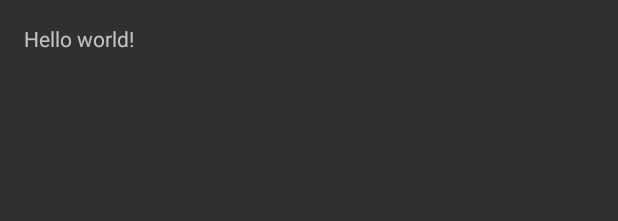
After one commit to Bernix01/TOA.android, an Android app: the layout activity_edit_profile.xml on its own in the app's theme, with its tools: preview values and no code run, on a phone screen of 412 x 824 dp. The commit adds this screen. Shown: the top 221 px of the screen. Run offline under Robolectric (Android 15) with nearby library versions, the phone set to English and light mode, and no system bars.

Commit message:
edit profile

```diff
--- /dev/null
+++ b/app/src/main/res/layout/activity_edit_profile.xml
@@ -0,0 +1,16 @@
+<RelativeLayout xmlns:android="http://schemas.android.com/apk/res/android"
+    xmlns:tools="http://schemas.android.com/tools"
+    android:layout_width="match_parent"
+    android:layout_height="match_parent"
+    android:paddingBottom="@dimen/activity_vertical_margin"
+    android:paddingLeft="@dimen/activity_horizontal_margin"
+    android:paddingRight="@dimen/activity_horizontal_margin"
+    android:paddingTop="@dimen/activity_vertical_margin"
+    tools:context="toa.toa.EditProfileActivity">
+
+    <TextView
+        android:layout_width="wrap_content"
+        android:layout_height="wrap_content"
+        android:text="@string/hello_world" />
+
+</RelativeLayout>
--- a/app/src/main/res/values/strings.xml
+++ b/app/src/main/res/values/strings.xml
@@ -29,4 +29,5 @@
     <string name="title_activity_first_time">FirstTime</string>
     <string name="title_activity_loading_splash">LoadingSplash</string>
     <string name="my_sports">Mis deportes</string>
+    <string name="title_activity_edit_profile">Editar Perfil</string>
 </resources>
```
Also changed, not shown: app/src/main/AndroidManifest.xml (+8 -1 lines), app/src/main/java/toa/toa/EditProfileActivity.java (added, +37 -0 lines), app/src/main/res/menu/menu_edit_profile.xml (added, +10 -0 lines).
